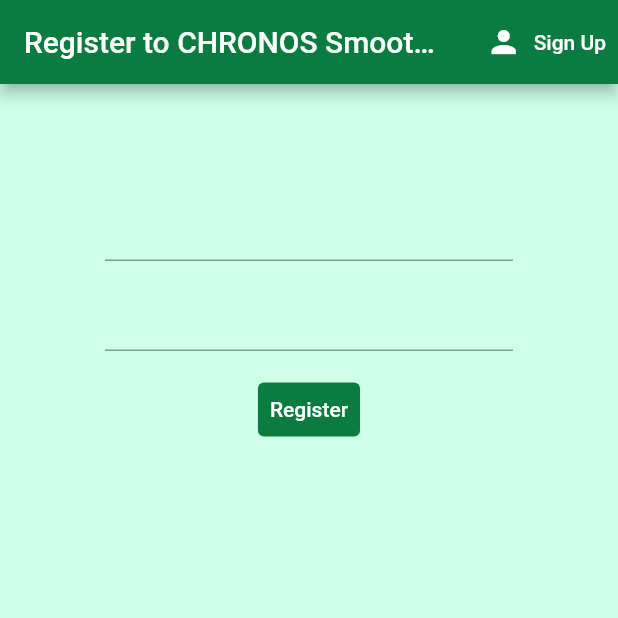
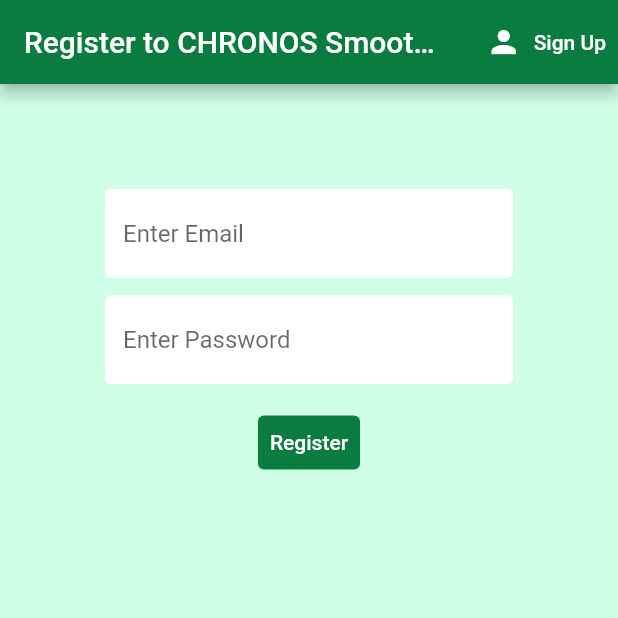
Before and after one commit to Morel-D/smoothie_app, a Flutter app: the screen it shows after launch, after a tap on "Sign In", after a tap on "Register", on a phone screen of 412 x 824 dp, the top half of it. Run offline on Flutter 3.47's test engine with Material 2 defaults, Android fonts, the phone set to English and light mode, and no system bars; our stand-ins replace firebase_auth, firebase_core; accounts and stored records are empty.

Commit message:
Input text decoration

```diff
--- a/lib/Pages/Authentication/register.dart
+++ b/lib/Pages/Authentication/register.dart
@@ -1,5 +1,6 @@
 import 'package:flutter/material.dart';
 import 'package:smoothie/Services/auth.dart';
+import 'package:smoothie/Shared/constant.dart';
 
 class Register extends StatefulWidget {
   // const Register({Key? key}) : super(key: key);
@@ -48,6 +49,7 @@
             child: Column(
               children: [
                 TextFormField(
+                  decoration: textDecoration.copyWith(hintText: "Enter Email"),
                   validator: (val) =>
                       val!.isEmpty ? 'Please Fill in the email' : null,
                   onChanged: (val) {
@@ -56,6 +58,8 @@
                 ),
                 SizedBox(height: 12),
                 TextFormField(
+                  decoration:
+                      textDecoration.copyWith(hintText: "Enter Password"),
                   obscureText: true,
                   validator: (val) => val!.length < 6
                       ? "Password too weak (alleast 6 characters)"
--- a/lib/Pages/Authentication/signIn.dart
+++ b/lib/Pages/Authentication/signIn.dart
@@ -1,5 +1,6 @@
 import 'package:flutter/material.dart';
 import 'package:smoothie/Services/auth.dart';
+import 'package:smoothie/Shared/constant.dart';
 
 class SignIn extends StatefulWidget {
   // const SignIn({Key? key}) : super(key: key);
@@ -48,6 +49,8 @@
               child: Column(
                 children: [
                   TextFormField(
+                    decoration:
+                        textDecoration.copyWith(hintText: "Enter Email"),
                     validator: (val) =>
                         val!.isEmpty ? "Please enter the email" : null,
                     onChanged: (val) {
@@ -56,6 +59,8 @@
                   ),
                   SizedBox(height: 12),
                   TextFormField(
+                    decoration:
+                        textDecoration.copyWith(hintText: "Enter Password"),
                     obscureText: true,
                     validator: (val) =>
                         val!.length < 6 ? "Password too weak" : null,
--- /dev/null
+++ b/lib/Shared/constant.dart
@@ -0,0 +1,11 @@
+import 'package:flutter/material.dart';
+
+const textDecoration = InputDecoration(
+  fillColor: Colors.white,
+  filled: true,
+  enabledBorder: OutlineInputBorder(
+      borderSide: BorderSide(color: Colors.white, width: 2.0)),
+  focusedBorder: OutlineInputBorder(
+      borderSide:
+          BorderSide(color: Color.fromARGB(255, 34, 150, 88), width: 2.0)),
+);
```
